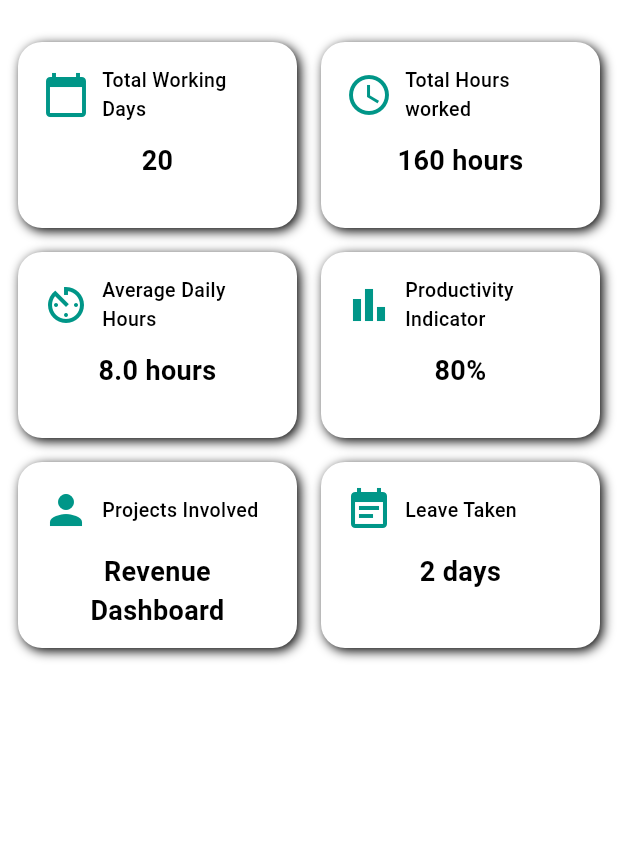
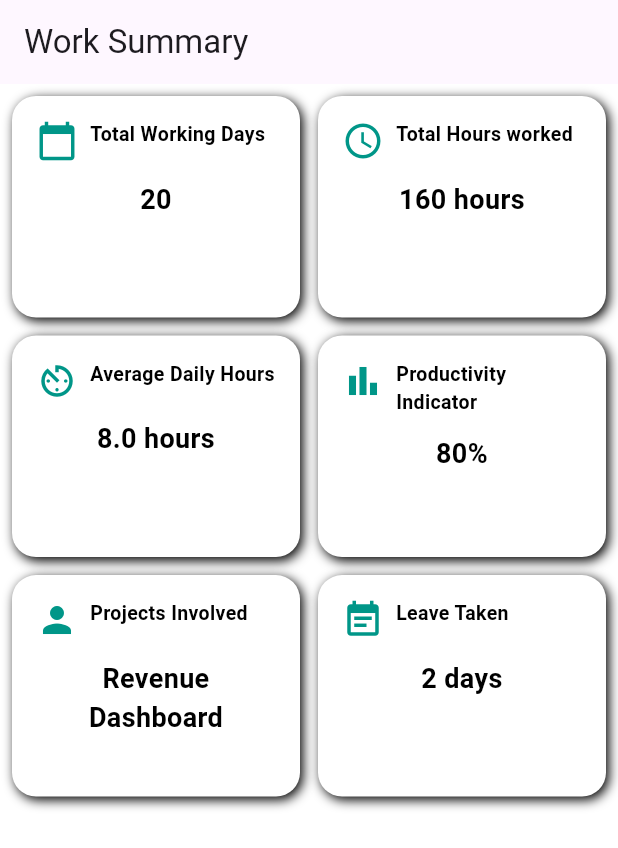
Before and after one commit to gokulnambissan/Ziya_user, a Flutter app: the WorkSummaryPage screen opened directly, on a phone screen of 412 x 824 dp. Shown: the top 848 px of the screen. Run offline on Flutter 3.47's test engine with Material 3 defaults, Android fonts, the phone set to English and light mode, and no system bars; our stand-ins replace cloud_firestore, firebase_auth, firebase_core, percent_indicator; accounts and stored records are empty.

Commit message:
resolving erros

```diff
--- a/lib/view_models/summary_view_model.dart
+++ b/lib/view_models/summary_view_model.dart
@@ -4,20 +4,11 @@ import '../models/summary_model.dart';
 
 class SummaryViewModel {
   final List<SummaryItem> items = [
-    SummaryItem(
-        title: "Total Working Days", value: "20", iconName: "calendar_today"),
-    SummaryItem(
-        title: "Total Hours worked",
-        value: "160 hours",
-        iconName: "access_time"),
-    SummaryItem(
-        title: "Average Daily Hours", value: "8.0 hours", iconName: "av_timer"),
-    SummaryItem(
-        title: "Productivity Indicator", value: "80%", iconName: "bar_chart"),
-    SummaryItem(
-        title: "Projects Involved",
-        value: "Revenue\nDashboard",
-        iconName: "person"),
+    SummaryItem(title: "Total Working Days", value: "20", iconName: "calendar_today"),
+    SummaryItem(title: "Total Hours worked", value: "160 hours", iconName: "access_time"),
+    SummaryItem(title: "Average Daily Hours", value: "8.0 hours", iconName: "av_timer"),
+    SummaryItem(title: "Productivity Indicator", value: "80%", iconName: "bar_chart"),
+    SummaryItem(title: "Projects Involved", value: "Revenue\nDashboard", iconName: "person"),
     SummaryItem(title: "Leave Taken", value: "2 days", iconName: "event_note"),
   ];
 
@@ -55,18 +46,22 @@ class SummaryViewModel {
         ],
       ),
       child: Column(
+        mainAxisSize: MainAxisSize.min,
         crossAxisAlignment: CrossAxisAlignment.start,
         children: [
           Row(
+            crossAxisAlignment: CrossAxisAlignment.start,
             children: [
-              Icon(getIcon(item.iconName), color: Colors.teal, size: 32),
+              Icon(getIcon(item.iconName), color: Colors.teal, size: 28),
               const SizedBox(width: 8),
               Expanded(
                 child: Text(
                   item.title,
+                  maxLines: 2,
+                  overflow: TextOverflow.ellipsis,
                   style: const TextStyle(
                     fontSize: 13,
-                    fontWeight: FontWeight.w500,
+                    fontWeight: FontWeight.w600,
                     color: AppColors.black,
                   ),
                 ),
--- a/lib/views/work_summary_page.dart
+++ b/lib/views/work_summary_page.dart
@@ -2,26 +2,30 @@ import 'package:flutter/material.dart';
 import '../view_models/summary_view_model.dart';
 
 class WorkSummaryPage extends StatelessWidget {
-  const WorkSummaryPage({super.key});
+  final SummaryViewModel viewModel = SummaryViewModel();
 
   @override
   Widget build(BuildContext context) {
-    final viewModel = SummaryViewModel();
-
-    return Padding(
-      padding: const EdgeInsets.all(12),
-      child: Column(
-        children: [
-          const SizedBox(height: 16),
-          GridView.count(
+    return Scaffold(
+      appBar: AppBar(title: const Text("Work Summary")),
+      body: SingleChildScrollView(
+        child: Padding(
+          padding: const EdgeInsets.all(8.0),
+          child: GridView.builder(
             shrinkWrap: true,
-            crossAxisCount: 2,
-            crossAxisSpacing: 16,
-            mainAxisSpacing: 16,
-            childAspectRatio: 1.5,
-            children: viewModel.items.map(viewModel.buildSummaryCard).toList(),
+            physics: const NeverScrollableScrollPhysics(),
+            itemCount: viewModel.items.length,
+            gridDelegate: const SliverGridDelegateWithFixedCrossAxisCount(
+              crossAxisCount: 2,
+              mainAxisSpacing: 12,
+              crossAxisSpacing: 12,
+              childAspectRatio: 1.3, // Adjust for card size
+            ),
+            itemBuilder: (context, index) {
+              return viewModel.buildSummaryCard(viewModel.items[index]);
+            },
           ),
-        ],
+        ),
       ),
     );
   }
```
Also changed, not shown: lib/view_models/bottom_navigation_viewmodel.dart (added, +13 -0 lines), lib/view_models/tracker_view_model.dart (+17 -10 lines), lib/views/home/home_screen.dart (+47 -2 lines), lib/views/home/navigation_tabs.dart (+10 -3 lines), 2 other files.
